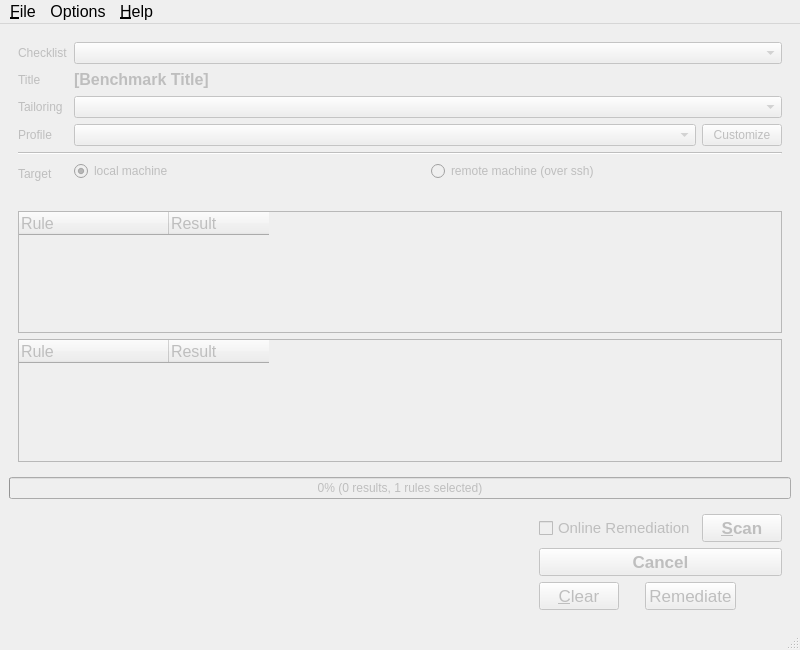
The window that ui/MainWindow.ui (OpenSCAP/scap-workbench) describes before a commit, drawn with Qt 5.
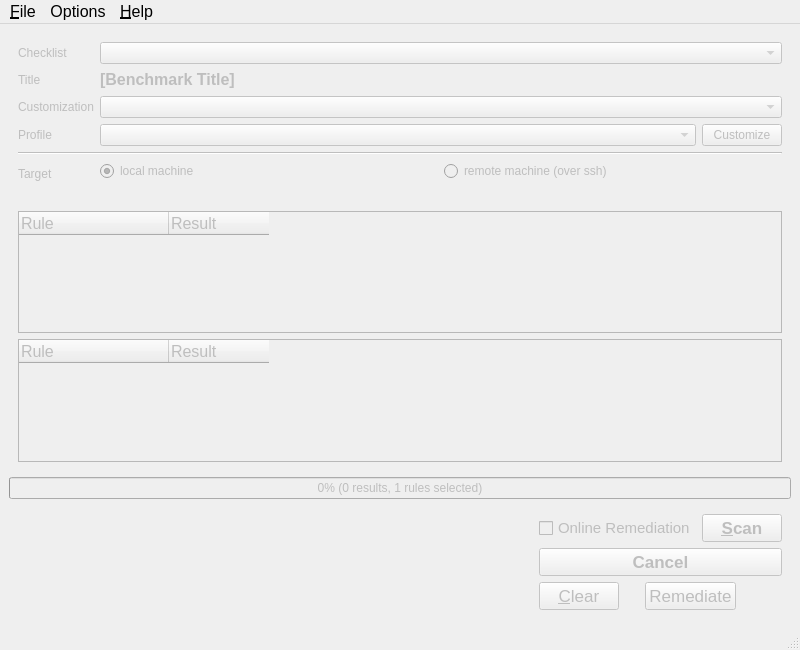
The same window after the commit. Custom widgets are drawn as their Qt base class.

Commit message: Changed docs to reflect the change from Tailoring to Customization

Diff of the .ui file:
```diff
--- a/ui/MainWindow.ui
+++ b/ui/MainWindow.ui
@@ -122,7 +122,7 @@
        <item row="5" column="0">
         <widget class="QLabel" name="label_4">
          <property name="text">
-          <string>Tailoring</string>
+          <string>Customization</string>
          </property>
         </widget>
        </item>
```
The commit also changes 1 other file.
